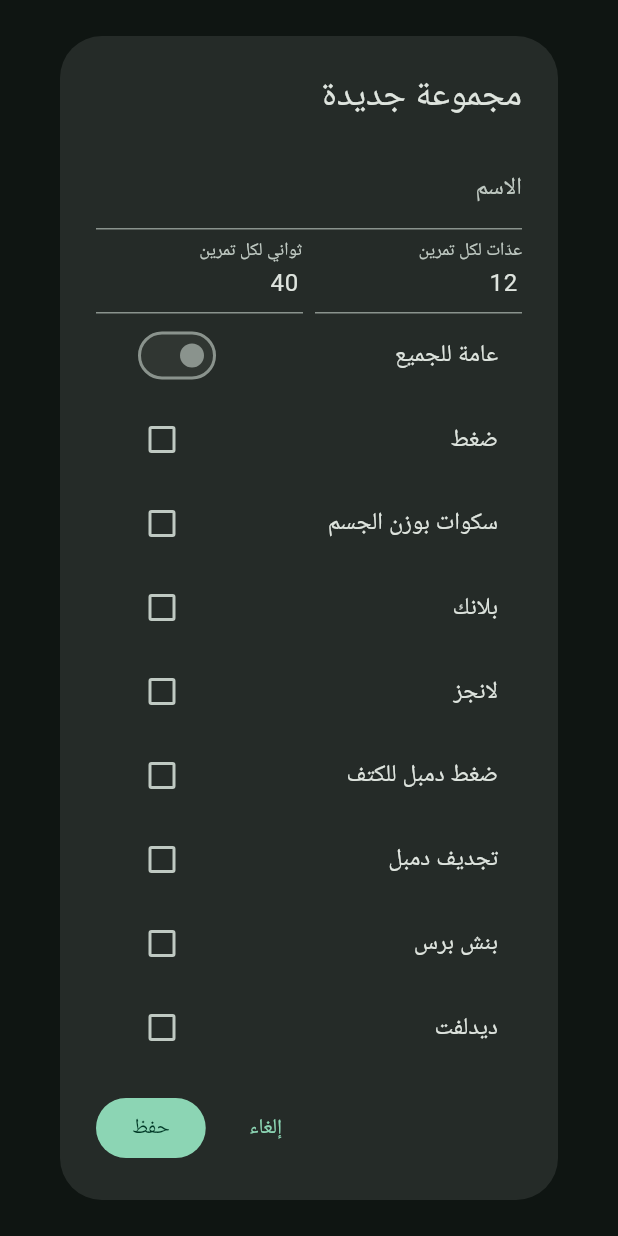
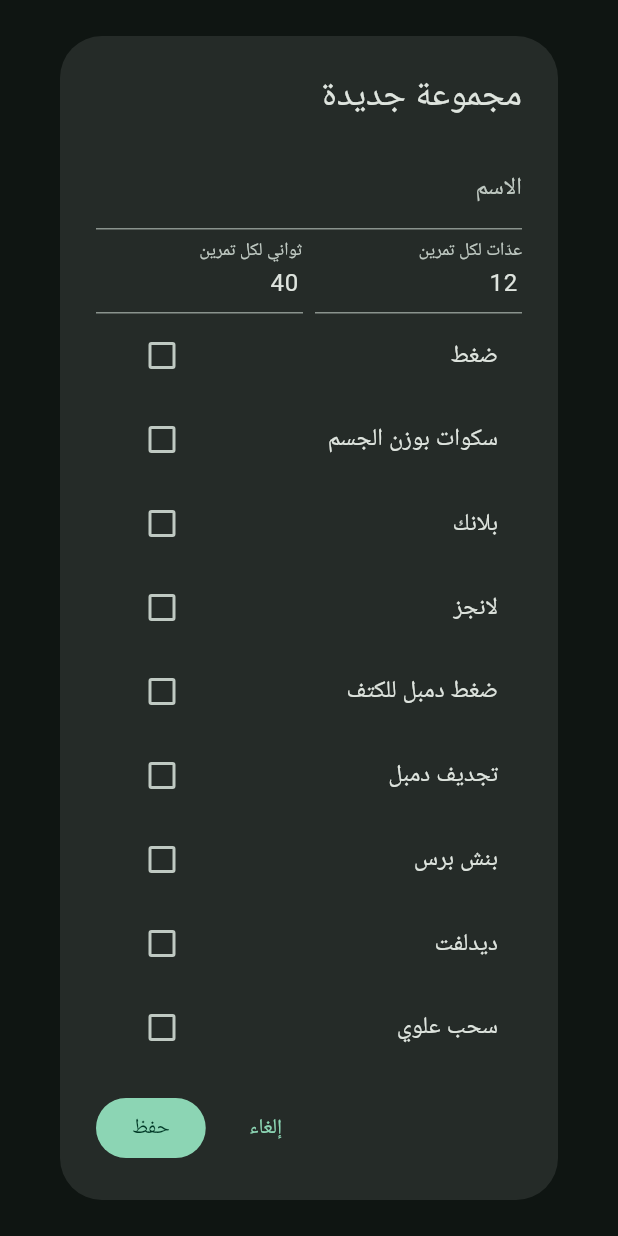
Before and after one commit to cooolv/Muslim-Fit-pro, a Flutter app: the NewSet widget shown alone on an empty page, opened directly, after a tap on "حفظ", on a phone screen of 412 x 824 dp. Run offline on Flutter 3.47's test engine with Material 3 defaults, Android fonts, the phone set to English and light mode, and no system bars; our stand-ins replace cloud_firestore, firebase_auth, firebase_core, wakelock_plus; accounts and stored records are empty; network calls fail; statements that could not run were skipped.

Commit message:
Add files via upload

```diff
--- a/lib/main.dart
+++ b/lib/main.dart
@@ -218,7 +218,6 @@ class NewSet extends StatefulWidget {
 class _NewSetState extends State<NewSet> {
   final name = TextEditingController(), reps = TextEditingController(text: '12'), secs = TextEditingController(text: '40');
   final sel = <String>{};
-  bool pub = false;
   @override
   Widget build(BuildContext c) => AlertDialog(
         title: const Text('مجموعة جديدة'),
@@ -231,7 +230,6 @@ class _NewSetState extends State<NewSet> {
               const SizedBox(width: 8),
               Expanded(child: TextField(controller: secs, keyboardType: TextInputType.number, decoration: const InputDecoration(labelText: 'ثواني لكل تمرين'))),
             ]),
-            SwitchListTile(title: const Text('عامة للجميع'), value: pub, onChanged: (v) => setState(() => pub = v)),
             Flexible(
               child: ListView(shrinkWrap: true, children: [
                 for (final e in exercises)
@@ -254,7 +252,7 @@ class _NewSetState extends State<NewSet> {
                 'name': name.text.trim(),
                 'ids': sel.toList(),
                 'steps': [for (final id in sel) {'id': id, 'reps': r, 'secs': t}],
-                'public': pub,
+                'public': false, // المشاركة العامة معطّلة في الإصدار الأول (سياسة المحتوى الذي ينشئه المستخدمون)
                 'owner': FirebaseAuth.instance.currentUser!.uid,
                 'at': FieldValue.serverTimestamp(),
               }).then((_) {}, onError: (e) => msg.showSnackBar(SnackBar(content: Text('تعذر الحفظ: $e'))));
```
